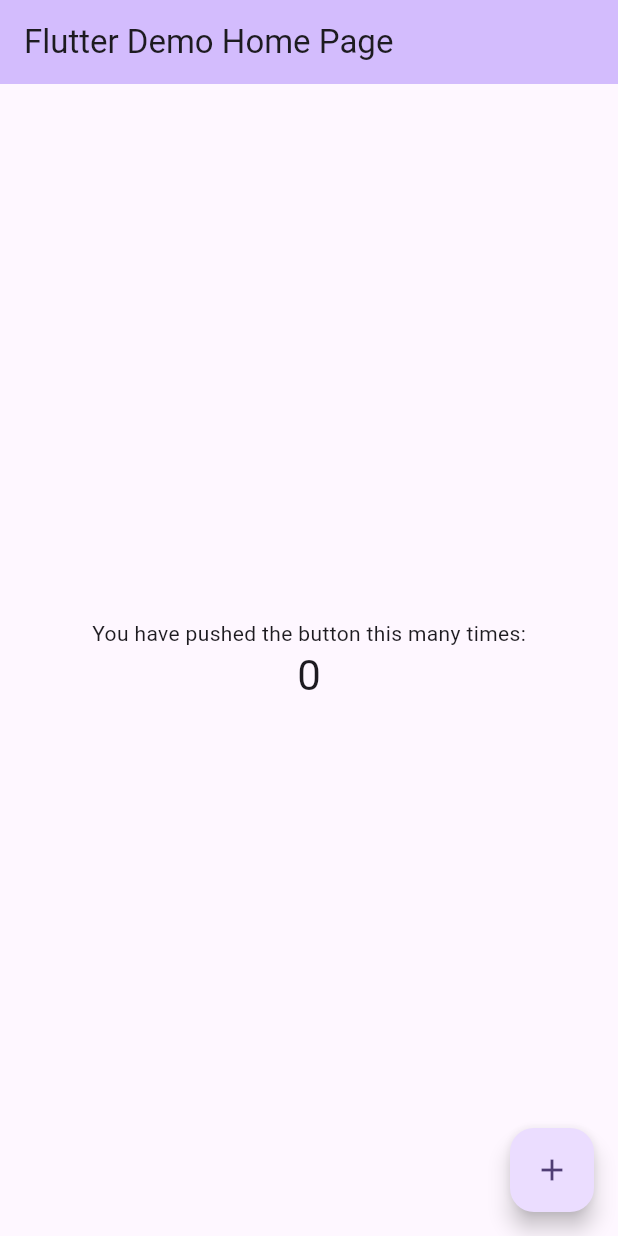
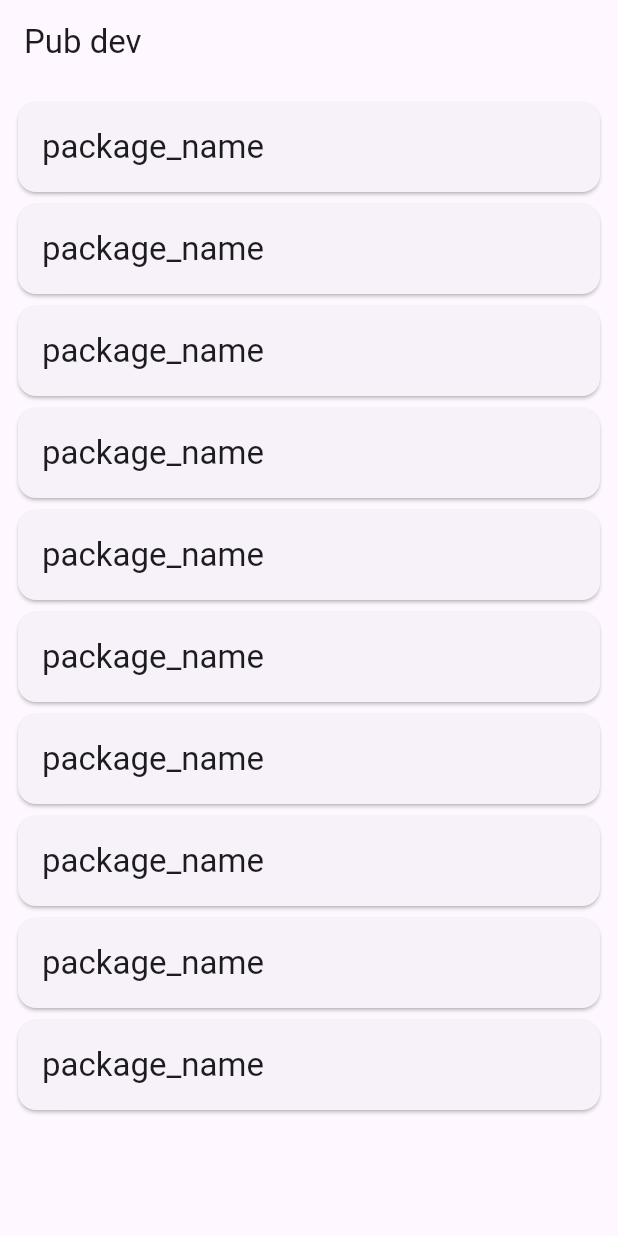
Before and after one commit to SOKu-ma/pub_dev_api_app, a Flutter app: the screen it shows after launch, on a phone screen of 412 x 824 dp. Run offline on Flutter 3.47's test engine with Material 3 defaults, Android fonts, the phone set to English and light mode, and no system bars; our stand-ins replace dio, hooks_riverpod.

Commit message:
feat 一覧画面実装

```diff
--- a/lib/main.dart
+++ b/lib/main.dart
@@ -1,122 +1,16 @@
 import 'package:flutter/material.dart';
+import 'package:hooks_riverpod/hooks_riverpod.dart';
+import 'package:pub_dev_api_app/presentation/pages/packages_page.dart';
 
 void main() {
-  runApp(const MyApp());
+  runApp(ProviderScope(child: const MyApp()));
 }
 
 class MyApp extends StatelessWidget {
   const MyApp({super.key});
 
-  // This widget is the root of your application.
   @override
   Widget build(BuildContext context) {
-    return MaterialApp(
-      title: 'Flutter Demo',
-      theme: ThemeData(
-        // This is the theme of your application.
-        //
-        // TRY THIS: Try running your application with "flutter run". You'll see
-        // the application has a purple toolbar. Then, without quitting the app,
-        // try changing the seedColor in the colorScheme below to Colors.green
-        // and then invoke "hot reload" (save your changes or press the "hot
-        // reload" button in a Flutter-supported IDE, or press "r" if you used
-        // the command line to start the app).
-        //
-        // Notice that the counter didn't reset back to zero; the application
-        // state is not lost during the reload. To reset the state, use hot
-        // restart instead.
-        //
-        // This works for code too, not just values: Most code changes can be
-        // tested with just a hot reload.
-        colorScheme: ColorScheme.fromSeed(seedColor: Colors.deepPurple),
-      ),
-      home: const MyHomePage(title: 'Flutter Demo Home Page'),
-    );
+    return MaterialApp(theme: ThemeData(), home: const PackagesPage());
   }
 }
-
-class MyHomePage extends StatefulWidget {
-  const MyHomePage({super.key, required this.title});
-
-  // This widget is the home page of your application. It is stateful, meaning
-  // that it has a State object (defined below) that contains fields that affect
-  // how it looks.
-
-  // This class is the configuration for the state. It holds the values (in this
-  // case the title) provided by the parent (in this case the App widget) and
-  // used by the build method of the State. Fields in a Widget subclass are
-  // always marked "final".
-
-  final String title;
-
-  @override
-  State<MyHomePage> createState() => _MyHomePageState();
-}
-
-class _MyHomePageState extends State<MyHomePage> {
-  int _counter = 0;
-
-  void _incrementCounter() {
-    setState(() {
-      // This call to setState tells the Flutter framework that something has
-      // changed in this State, which causes it to rerun the build method below
-      // so that the display can reflect the updated values. If we changed
-      // _counter without calling setState(), then the build method would not be
-      // called again, and so nothing would appear to happen.
-      _counter++;
-    });
-  }
-
-  @override
-  Widget build(BuildContext context) {
-    // This method is rerun every time setState is called, for instance as done
-    // by the _incrementCounter method above.
-    //
-    // The Flutter framework has been optimized to make rerunning build methods
-    // fast, so that you can just rebuild anything that needs updating rather
-    // than having to individually change instances of widgets.
-    return Scaffold(
-      appBar: AppBar(
-        // TRY THIS: Try changing the color here to a specific color (to
-        // Colors.amber, perhaps?) and trigger a hot reload to see the AppBar
-        // change color while the other colors stay the same.
-        backgroundColor: Theme.of(context).colorScheme.inversePrimary,
-        // Here we take the value from the MyHomePage object that was created by
-        // the App.build method, and use it to set our appbar title.
-        title: Text(widget.title),
-      ),
-      body: Center(
-        // Center is a layout widget. It takes a single child and positions it
-        // in the middle of the parent.
-        child: Column(
-          // Column is also a layout widget. It takes a list of children and
-          // arranges them vertically. By default, it sizes itself to fit its
-          // children horizontally, and tries to be as tall as its parent.
-          //
-          // Column has various properties to control how it sizes itself and
-          // how it positions its children. Here we use mainAxisAlignment to
-          // center the children vertically; the main axis here is the vertical
-          // axis because Columns are vertical (the cross axis would be
-          // horizontal).
-          //
-          // TRY THIS: Invoke "debug painting" (choose the "Toggle Debug Paint"
-          // action in the IDE, or press "p" in the console), to see the
-          // wireframe for each widget.
-          mainAxisAlignment: MainAxisAlignment.center,
-          children: <Widget>[
-            const Text('You have pushed the button this many times:'),
-            Text(
-              '$_counter',
-              style: Theme.of(context).textTheme.headlineMedium,
-            ),
-          ],
-        ),
-      ),
-      floatingActionButton: FloatingActionButton(
-        onPressed: _incrementCounter,
-        tooltip: 'Increment',
-        child: const Icon(Icons.add),
-      ), // This trailing comma makes auto-formatting nicer for build methods.
-    );
-  }
-}
--- /dev/null
+++ b/lib/presentation/pages/packages_page.dart
@@ -0,0 +1,41 @@
+import 'package:hooks_riverpod/hooks_riverpod.dart';
+import 'package:flutter/material.dart';
+
+class PackagesPage extends ConsumerWidget {
+  const PackagesPage({super.key});
+
+  @override
+  Widget build(BuildContext context, WidgetRef ref) {
+    return Scaffold(
+      appBar: AppBar(title: Text('Pub dev')),
+      body: Container(
+        padding: const EdgeInsets.all(8.0),
+        child: ListView.builder(
+          itemCount: 10,
+          itemBuilder: (context, index) {
+            return PackageCard();
+          },
+        ),
+      ),
+    );
+  }
+}
+
+class PackageCard extends StatelessWidget {
+  const PackageCard({super.key});
+
+  @override
+  Widget build(BuildContext context) {
+    return Card(
+      child: Padding(
+        padding: const EdgeInsets.all(16.0),
+        child: Column(
+          crossAxisAlignment: CrossAxisAlignment.start,
+          children: [
+            Text('package_name', style: Theme.of(context).textTheme.titleLarge),
+          ],
+        ),
+      ),
+    );
+  }
+}
--- a/pubspec.yaml
+++ b/pubspec.yaml
@@ -36,6 +36,8 @@ dependencies:
   cupertino_icons: ^1.0.8
   dio: ^5.9.0
   json_annotation: ^4.9.0
+  hooks_riverpod: ^3.0.0
+  riverpod_annotation: ^3.0.0
 
 dev_dependencies:
   flutter_test:
@@ -47,7 +49,7 @@ dev_dependencies:
   # package. See that file for information about deactivating specific lint
   # rules and activating additional ones.
   flutter_lints: ^5.0.0
-  build_runner: ^2.8.0
+  build_runner: ^2.7.1
   json_serializable: ^6.11.1
 
 # For information on the generic Dart part of this file, see the
```
Also changed, not shown: pubspec.lock.
